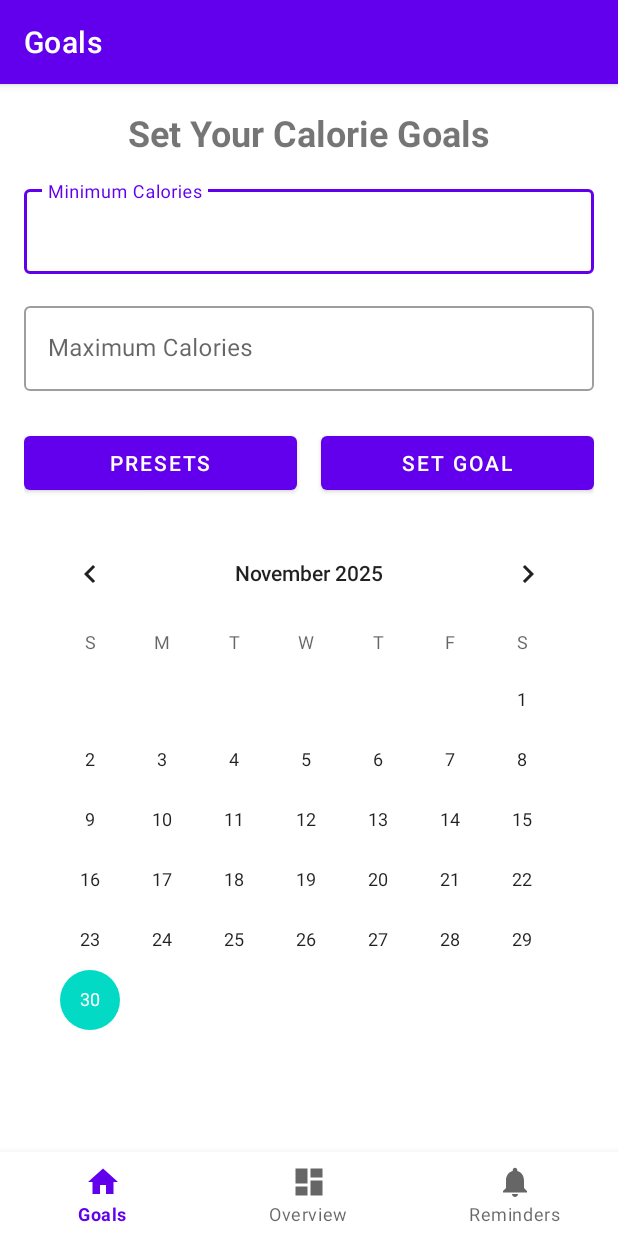
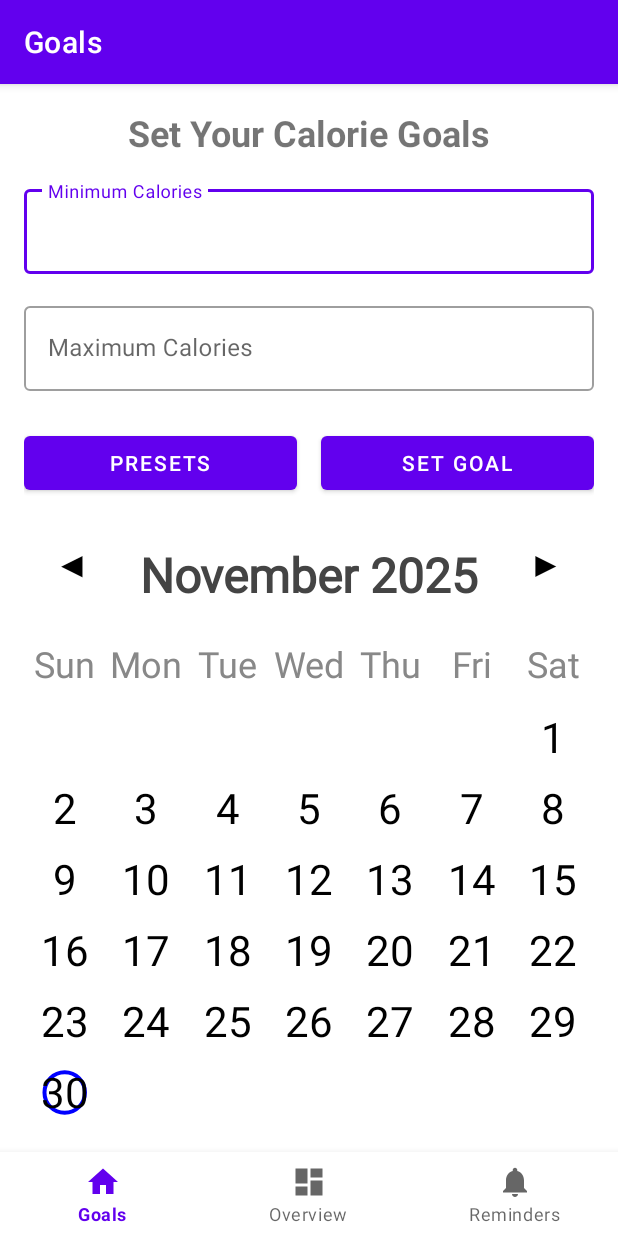
Before and after one commit to Vintouka/Calorie-Counter, an Android app: the screen it shows after launch (MainActivity), on a phone screen of 412 x 824 dp. Run offline under Robolectric (Android 15) with nearby library versions, the phone set to English and light mode, and no system bars; our stand-ins replace Room's generated code, navigation-ui.

Commit message:
Updated Goals calendar and day detail display information. Now displays colored backgrounds for goal status for previous days.

```diff
--- /dev/null
+++ b/app/src/main/java/com/example/caloriecounter/ui/Goals/CustomCalendarView.java
@@ -0,0 +1,283 @@
+package com.example.caloriecounter.ui.Goals;
+
+import android.content.Context;
+import android.graphics.Canvas;
+import android.graphics.Color;
+import android.graphics.Paint;
+import android.util.AttributeSet;
+import android.view.GestureDetector;
+import android.view.MotionEvent;
+import android.view.View;
+
+import androidx.annotation.Nullable;
+
+import java.text.SimpleDateFormat;
+import java.util.Calendar;
+import java.util.Locale;
+import java.util.Map;
+import java.util.Set;
+
+public class CustomCalendarView extends View {
+    private Paint textPaint;
+    private Paint circlePaint;
+    private Paint outlinePaint;
+    private Paint headerPaint;
+    private Paint dayNamePaint;
+
+    private Calendar calendar;
+    private Calendar today;
+    private int displayMonth;
+    private int displayYear;
+
+    private float cellWidth;
+    private float cellHeight;
+    private float monthHeaderHeight;
+    private float dayNameHeight;
+
+    private Set<String> datesWithEntries;
+    private Map<String, Boolean> goalStatusMap;
+
+    private OnDateClickListener dateClickListener;
+    private GestureDetector gestureDetector;
+
+    private static final String[] DAYS = {"Sun", "Mon", "Tue", "Wed", "Thu", "Fri", "Sat"};
+
+    public interface OnDateClickListener {
+        void onDateClick(int year, int month, int day);
+    }
+
+    public CustomCalendarView(Context context) {
+        super(context);
+        init();
+    }
+
+    public CustomCalendarView(Context context, @Nullable AttributeSet attrs) {
+        super(context, attrs);
+        init();
+    }
+
+    private void init() {
+        // Make view clickable
+        setClickable(true);
+        setFocusable(true);
+
+        textPaint = new Paint(Paint.ANTI_ALIAS_FLAG);
+        textPaint.setColor(Color.BLACK);
+        textPaint.setTextSize(42f);
+        textPaint.setTextAlign(Paint.Align.CENTER);
+
+        circlePaint = new Paint(Paint.ANTI_ALIAS_FLAG);
+        circlePaint.setStyle(Paint.Style.FILL);
+
+        outlinePaint = new Paint(Paint.ANTI_ALIAS_FLAG);
+        outlinePaint.setStyle(Paint.Style.STROKE);
+        outlinePaint.setStrokeWidth(4f);
+        outlinePaint.setColor(Color.BLUE);
+
+        headerPaint = new Paint(Paint.ANTI_ALIAS_FLAG);
+        headerPaint.setColor(Color.DKGRAY);
+        headerPaint.setTextSize(48f);
+        headerPaint.setTextAlign(Paint.Align.CENTER);
+        headerPaint.setFakeBoldText(true);
+
+        dayNamePaint = new Paint(Paint.ANTI_ALIAS_FLAG);
+        dayNamePaint.setColor(Color.GRAY);
+        dayNamePaint.setTextSize(36f);
+        dayNamePaint.setTextAlign(Paint.Align.CENTER);
+
+        calendar = Calendar.getInstance();
+        today = Calendar.getInstance();
+        displayMonth = calendar.get(Calendar.MONTH);
+        displayYear = calendar.get(Calendar.YEAR);
+
+        monthHeaderHeight = 100f;
+        dayNameHeight = 80f;
+
+        gestureDetector = new GestureDetector(getContext(), new GestureDetector.SimpleOnGestureListener() {
+            @Override
+            public boolean onSingleTapUp(MotionEvent e) {
+                handleTap(e.getX(), e.getY());
+                return true;
+            }
+
+            @Override
+            public boolean onDown(MotionEvent e) {
+                return true;
+            }
+        });
+    }
+
+    public void setDatesWithEntries(Set<String> dates) {
+        this.datesWithEntries = dates;
+        invalidate();
+    }
+
+    public void setGoalStatusMap(Map<String, Boolean> statusMap) {
+        this.goalStatusMap = statusMap;
+        invalidate();
+    }
+
+    public void setOnDateClickListener(OnDateClickListener listener) {
+        this.dateClickListener = listener;
+    }
+
+    public void nextMonth() {
+        displayMonth++;
+        if (displayMonth > 11) {
+            displayMonth = 0;
+            displayYear++;
+        }
+        invalidate();
+    }
+
+    public void previousMonth() {
+        displayMonth--;
+        if (displayMonth < 0) {
+            displayMonth = 11;
+            displayYear--;
+        }
+        invalidate();
+    }
+
+    public void setMonth(int month, int year) {
+        displayMonth = month;
+        displayYear = year;
+        invalidate();
+    }
+
+    @Override
+    protected void onSizeChanged(int w, int h, int oldw, int oldh) {
+        super.onSizeChanged(w, h, oldw, oldh);
+        cellWidth = w / 7f;
+        // 6 rows for dates
+        cellHeight = (h - monthHeaderHeight - dayNameHeight) / 6f;
+    }
+
+    @Override
+    protected void onDraw(Canvas canvas) {
+        super.onDraw(canvas);
+
+        // Draw month/year header
+        String monthYear = new SimpleDateFormat("MMMM yyyy", Locale.getDefault())
+                .format(getCalendarForMonth().getTime());
+        canvas.drawText(monthYear, getWidth() / 2f, 70f, headerPaint);
+
+        // Draw day names
+        float dayNameY = monthHeaderHeight + 55f;
+        for (int i = 0; i < 7; i++) {
+            float x = i * cellWidth + cellWidth / 2f;
+            canvas.drawText(DAYS[i], x, dayNameY, dayNamePaint);
+        }
+
+        // Draw dates
+        Calendar cal = getCalendarForMonth();
+        cal.set(Calendar.DAY_OF_MONTH, 1);
+        int firstDayOfWeek = cal.get(Calendar.DAY_OF_WEEK) - 1;
+        int daysInMonth = cal.getActualMaximum(Calendar.DAY_OF_MONTH);
+
+        int row = 0;
+        int col = firstDayOfWeek;
+
+        for (int day = 1; day <= daysInMonth; day++) {
+            float x = col * cellWidth + cellWidth / 2f;
+            float y = monthHeaderHeight + dayNameHeight + row * cellHeight + cellHeight / 2f;
+
+            String dateStr = formatDate(displayYear, displayMonth, day);
+            boolean isToday = isSameDay(displayYear, displayMonth, day,
+                    today.get(Calendar.YEAR), today.get(Calendar.MONTH), today.get(Calendar.DAY_OF_MONTH));
+            boolean isPast = isPastDate(displayYear, displayMonth, day);
+
+            // Draw background circle for days with entries
+            if (datesWithEntries != null && datesWithEntries.contains(dateStr) && isPast) {
+                Boolean metGoal = goalStatusMap != null ? goalStatusMap.get(dateStr) : null;
+                if (metGoal != null) {
+                    circlePaint.setColor(metGoal ? Color.GREEN : Color.RED);
+                    circlePaint.setAlpha(100);
+                    float radius = Math.min(cellWidth, cellHeight) / 3.5f;
+                    canvas.drawCircle(x, y, radius, circlePaint);
+                }
+            }
+
+            // Draw outline for today
+            if (isToday) {
+                float radius = Math.min(cellWidth, cellHeight) / 3.5f;
+                canvas.drawCircle(x, y, radius, outlinePaint);
+            }
+
+            // Draw day number
+            canvas.drawText(String.valueOf(day), x, y + 15f, textPaint);
+
+            col++;
+            if (col == 7) {
+                col = 0;
+                row++;
+            }
+        }
+    }
+
+    @Override
+    public boolean onTouchEvent(MotionEvent event) {
+        return gestureDetector.onTouchEvent(event) || super.onTouchEvent(event);
+    }
+
+    private void handleTap(float x, float y) {
+        // Check if tap is in month header area (for future month/year picker)
+        if (y < monthHeaderHeight) {
+            return;
+        }
+
+        // Check if tap is in day names area
+        if (y < monthHeaderHeight + dayNameHeight) {
+            return;
+        }
+
+        int col = (int) (x / cellWidth);
+        int row = (int) ((y - monthHeaderHeight - dayNameHeight) / cellHeight);
+
+        if (row < 0 || col < 0 || col > 6 || row > 5) return;
+
+        Calendar cal = getCalendarForMonth();
+        cal.set(Calendar.DAY_OF_MONTH, 1);
+        int firstDayOfWeek = cal.get(Calendar.DAY_OF_WEEK) - 1;
+        int daysInMonth = cal.getActualMaximum(Calendar.DAY_OF_MONTH);
+
+        int dayNumber = row * 7 + col - firstDayOfWeek + 1;
+
+        if (dayNumber > 0 && dayNumber <= daysInMonth && dateClickListener != null) {
+            dateClickListener.onDateClick(displayYear, displayMonth, dayNumber);
+        }
+    }
+
+    private Calendar getCalendarForMonth() {
+        Calendar cal = Calendar.getInstance();
+        cal.set(Calendar.YEAR, displayYear);
+        cal.set(Calendar.MONTH, displayMonth);
+        cal.set(Calendar.DAY_OF_MONTH, 1);
+        return cal;
+    }
+
+    private boolean isSameDay(int year1, int month1, int day1, int year2, int month2, int day2) {
+        return year1 == year2 && month1 == month2 && day1 == day2;
+    }
+
+    private boolean isPastDate(int year, int month, int day) {
+        Calendar cal = Calendar.getInstance();
+        cal.set(Calendar.YEAR, year);
+        cal.set(Calendar.MONTH, month);
+        cal.set(Calendar.DAY_OF_MONTH, day);
+        cal.set(Calendar.HOUR_OF_DAY, 23);
+        cal.set(Calendar.MINUTE, 59);
+        cal.set(Calendar.SECOND, 59);
+
+        return cal.before(today);
+    }
+
+    private String formatDate(int year, int month, int day) {
+        Calendar cal = Calendar.getInstance();
+        cal.set(Calendar.YEAR, year);
+        cal.set(Calendar.MONTH, month);
+        cal.set(Calendar.DAY_OF_MONTH, day);
+        SimpleDateFormat sdf = new SimpleDateFormat("yyyy-MM-dd", Locale.getDefault());
+        return sdf.format(cal.getTime());
+    }
+}
--- a/app/src/main/java/com/example/caloriecounter/ui/Goals/GoalsFragment.java
+++ b/app/src/main/java/com/example/caloriecounter/ui/Goals/GoalsFragment.java
@@ -3,14 +3,11 @@ package com.example.caloriecounter.ui.Goals;
 import android.app.AlertDialog;
 import android.content.Context;
 import android.content.SharedPreferences;
-import android.graphics.Color;
 import android.os.Bundle;
 import android.view.LayoutInflater;
 import android.view.View;
 import android.view.ViewGroup;
-import android.widget.CalendarView;
-import android.widget.LinearLayout;
-import android.widget.TextView;
+import android.widget.FrameLayout;
 import android.widget.Toast;
 
 import androidx.annotation.NonNull;
@@ -20,15 +17,14 @@ import androidx.fragment.app.Fragment;
 import com.example.caloriecounter.R;
 import com.example.caloriecounter.data.database.AppDatabase;
 import com.example.caloriecounter.data.database.CalorieEntryDao;
-import com.example.caloriecounter.data.database.CalorieEntryEntity;
 import com.example.caloriecounter.databinding.FragmentGoalsBinding;
 import com.example.caloriecounter.utils.DateUtils;
+import com.google.android.material.bottomnavigation.BottomNavigationView;
 
 import java.util.ArrayList;
 import java.util.HashMap;
 import java.util.HashSet;
 import java.util.List;
-import java.util.Locale;
 import java.util.Map;
 import java.util.Objects;
 import java.util.Set;
@@ -42,6 +38,9 @@ public class GoalsFragment extends Fragment {
     private ExecutorService executorService;
     private Set<String> datesWithEntries = new HashSet<>();
     private Map<String, Boolean> goalStatusMap = new HashMap<>();
+    private CustomCalendarView customCalendarView;
+    private View goalsMainContent;
+    private FrameLayout fragmentContainer;
 
     @Override
     public void onCreate(@Nullable Bundle savedInstanceState) {
@@ -64,12 +63,20 @@ public class GoalsFragment extends Fragment {
                     int minGoal = prefs.getInt("min_goal", 0);
                     int maxGoal = prefs.getInt("max_goal", 0);
 
+                    goalStatusMap.clear();
                     for (String date : dates) {
                         double total = dao.getTotalCaloriesForDate(date);
                         boolean metGoal = minGoal > 0 && maxGoal > 0 &&
                                 total >= minGoal && total <= maxGoal;
                         goalStatusMap.put(date, metGoal);
                     }
+
+                    requireActivity().runOnUiThread(() -> {
+                        if (customCalendarView != null) {
+                            customCalendarView.setDatesWithEntries(datesWithEntries);
+                            customCalendarView.setGoalStatusMap(goalStatusMap);
+                        }
+                    });
                 });
             }
         });
@@ -82,11 +89,79 @@ public class GoalsFragment extends Fragment {
                              @Nullable Bundle savedInstanceState) {
         binding = FragmentGoalsBinding.inflate(inflater, container, false);
 
-        CalendarView calendarView = binding.calendarView;
+        goalsMainContent = binding.goalsMainContent;
+        fragmentContainer = binding.fragmentContainer;
 
-        // Handle date selection
-        calendarView.setOnDateChangeListener((view, year, month, dayOfMonth) -> {
-            String selectedDate = DateUtils.formatDate(year, month, dayOfMonth);
+        // Setup custom calendar
+        setupCustomCalendar();
+
+        return binding.getRoot();
+    }
+
+    @Override
+    public void onViewCreated(@NonNull View view, @Nullable Bundle savedInstanceState) {
+        super.onViewCreated(view, savedInstanceState);
+
+        loadSavedGoals();
+        binding.btnPresets.setOnClickListener(v -> showPresetsDialog());
+        binding.btnSetGoal.setOnClickListener(v -> saveGoals());
+
+        // Handle Goals tab reselection to dismiss DayDetail
+        setupNavigationReselectionListener();
+    }
+
+    private void setupNavigationReselectionListener() {
+        // Get the bottom navigation view from the activity
+        if (getActivity() != null) {
+            View bottomNav = getActivity().findViewById(R.id.nav_view);
+            if (bottomNav instanceof BottomNavigationView) {
+                BottomNavigationView navView =
+                        (BottomNavigationView) bottomNav;
+
+                navView.setOnItemReselectedListener(item -> {
+                    if (item.getItemId() == R.id.navigation_dashboard) { // Assuming Goals is navigation_dashboard
+                        // If DayDetail is showing, hide it
+                        if (fragmentContainer != null && fragmentContainer.getVisibility() == View.VISIBLE) {
+                            while (getChildFragmentManager().getBackStackEntryCount() > 0) {
+                                getChildFragmentManager().popBackStackImmediate();
+                            }
+                            goalsMainContent.setVisibility(View.VISIBLE);
+                            fragmentContainer.setVisibility(View.GONE);
+                        }
+                    }
+                });
+            }
+        }
+    }
+
+    @Override
+    public void onResume() {
+        super.onResume();
+
+        // Listen for back stack changes
+        getChildFragmentManager().addOnBackStackChangedListener(() -> {
+            if (getChildFragmentManager().getBackStackEntryCount() == 0) {
+                goalsMainContent.setVisibility(View.VISIBLE);
+                fragmentContainer.setVisibility(View.GONE);
+            }
+        });
+    }
+
+    private void setupCustomCalendar() {
+        customCalendarView = new CustomCalendarView(requireContext());
+        customCalendarView.setLayoutParams(new FrameLayout.LayoutParams(
+                FrameLayout.LayoutParams.MATCH_PARENT,
+                FrameLayout.LayoutParams.MATCH_PARENT
+        ));
+
+        binding.customCalendarContainer.addView(customCalendarView);
+
+        // Set initial data if already loaded
+        customCalendarView.setDatesWithEntries(datesWithEntries);
+        customCalendarView.setGoalStatusMap(goalStatusMap);
+
+        customCalendarView.setOnDateClickListener((year, month, day) -> {
+            String selectedDate = DateUtils.formatDate(year, month, day);
 
             if (DateUtils.isFutureDate(selectedDate)) {
                 Toast.makeText(getContext(), "No data for future dates", Toast.LENGTH_SHORT).show();
@@ -98,92 +173,25 @@ public class GoalsFragment extends Fragment {
                 return;
             }
 
-            // Navigate to full screen fragment
-            DayDetailFragment fragment = DayDetailFragment.newInstance(selectedDate);
-            requireActivity().getSupportFragmentManager()
-                    .beginTransaction()
-                    .replace(R.id.nav_host_fragment_activity_main, fragment)
-                    .addToBackStack(null)
-                    .commit();
+            // Show DayDetailFragment
+            showDayDetail(selectedDate);
         });
 
-        return binding.getRoot();
+        // Setup navigation buttons
+        binding.btnPrevMonth.setOnClickListener(v -> customCalendarView.previousMonth());
+        binding.btnNextMonth.setOnClickListener(v -> customCalendarView.nextMonth());
     }
 
-    @Override
-    public void onViewCreated(@NonNull View view, @Nullable Bundle savedInstanceState) {
-        super.onViewCreated(view, savedInstanceState);
+    private void showDayDetail(String date) {
+        goalsMainContent.setVisibility(View.GONE);
+        fragmentContainer.setVisibility(View.VISIBLE);
 
-        loadSavedGoals();
-        binding.btnPresets.setOnClickListener(v -> showPresetsDialog());
-        binding.btnSetGoal.setOnClickListener(v -> saveGoals());
-    }
-
-    private void showEntriesForDate(String date) {
-        executorService.execute(() -> {
-            List<CalorieEntryEntity> entries = dao.getEntriesForDateSync(date);
-            double totalCalories = dao.getTotalCaloriesForDate(date);
-
-            SharedPreferences prefs = requireActivity()
-                    .getSharedPreferences("CalorieGoals", Context.MODE_PRIVATE);
-            int minGoal = prefs.getInt("min_goal", 0);
-            int maxGoal = prefs.getInt("max_goal", 0);
-
-            requireActivity().runOnUiThread(() -> {
-                AlertDialog.Builder builder = new AlertDialog.Builder(requireContext());
-                builder.setTitle("Entries for " + date);
-
-                // Create custom view for dialog
-                LinearLayout layout = new LinearLayout(requireContext());
-                layout.setOrientation(LinearLayout.VERTICAL);
-                layout.setPadding(50, 20, 50, 20);
-
-                // Show goal status
-                if (minGoal > 0 && maxGoal > 0) {
-                    TextView goalStatus = new TextView(requireContext());
-                    boolean metGoal = totalCalories >= minGoal && totalCalories <= maxGoal;
-                    goalStatus.setText(metGoal ? "✓ Goal Met" : "✗ Goal Not Met");
-                    goalStatus.setTextColor(metGoal ? Color.GREEN : Color.RED);
-                    goalStatus.setTextSize(18);
-                    goalStatus.setPadding(0, 0, 0, 20);
-                    layout.addView(goalStatus);
-
-                    TextView goalRange = new TextView(requireContext());
-                    goalRange.setText(String.format(Locale.getDefault(),
-                            "Goal: %d - %d kcal", minGoal, maxGoal));
-                    goalRange.setTextSize(14);
-                    goalRange.setPadding(0, 0, 0, 10);
-                    layout.addView(goalRange);
-                }
-
-                // Show total
-                TextView totalView = new TextView(requireContext());
-                totalView.setText(String.format(Locale.getDefault(),
-                        "Total: %.0f kcal", totalCalories));
-                totalView.setTextSize(16);
-                totalView.setTypeface(null, android.graphics.Typeface.BOLD);
-                totalView.setPadding(0, 0, 0, 20);
-                layout.addView(totalView);
-
-                // Show entries
-                for (CalorieEntryEntity entry : entries) {
-                    TextView entryView = new TextView(requireContext());
-                    entryView.setText(String.format(Locale.getDefault(),
-                            "%s: %.1f × %.0f = %.0f kcal",
-                            entry.getName(),
-                            entry.getQuantity(),
-                            entry.getCaloriesPerUnit(),
-                            entry.getTotalCalories()));
-                    entryView.setTextSize(14);
-                    entryView.setPadding(0, 5, 0, 5);
-                    layout.addView(entryView);
-                }
-
-                builder.setView(layout);
-                builder.setPositiveButton("Close", null);
-                builder.show();
-            });
-        });
+        DayDetailFragment fragment = DayDetailFragment.newInstance(date);
+        getChildFragmentManager()
+                .beginTransaction()
+                .replace(R.id.fragmentContainer, fragment)
+                .addToBackStack(null)
+                .commit();
     }
 
     private void initializePresets() {
@@ -288,6 +296,23 @@ public class GoalsFragment extends Fragment {
                 "Goals saved successfully!",
                 Toast.LENGTH_SHORT
         ).show();
+
+        // Recalculate goal status for all dates with new goals
+        executorService.execute(() -> {
+            goalStatusMap.clear();
+            for (String date : datesWithEntries) {
+                double total = dao.getTotalCaloriesForDate(date);
+                boolean metGoal = minGoal > 0 && maxGoal > 0 &&
+                        total >= minGoal && total <= maxGoal;
+                goalStatusMap.put(date, metGoal);
+            }
+
+            requireActivity().runOnUiThread(() -> {
+                if (customCalendarView != null) {
+                    customCalendarView.setGoalStatusMap(goalStatusMap);
+                }
+            });
+        });
     }
 
     @Override
--- a/app/src/main/res/layout/fragment_goals.xml
+++ b/app/src/main/res/layout/fragment_goals.xml
@@ -5,7 +5,9 @@
     android:layout_width="match_parent"
     android:layout_height="match_parent"
     tools:context=".ui.Goals.GoalsFragment">
+
     <androidx.constraintlayout.widget.ConstraintLayout
+        android:id="@+id/goalsMainContent"
         android:layout_width="match_parent"
         android:layout_height="match_parent"
         android:padding="16dp">
@@ -84,12 +86,59 @@
             app:layout_constraintStart_toEndOf="@id/btnPresets"
             app:layout_constraintEnd_toEndOf="parent"/>
 
-        <CalendarView
-            android:id="@+id/calendarView"
+        <RelativeLayout
+            android:id="@+id/calendarWrapper"
             android:layout_width="match_parent"
-            android:layout_height="wrap_content"
+            android:layout_height="0dp"
             android:layout_marginTop="16dp"
-            android:layout_gravity="center"
-            app:layout_constraintTop_toBottomOf="@id/btnPresets" />
+            app:layout_constraintTop_toBottomOf="@id/btnPresets"
+            app:layout_constraintBottom_toBottomOf="parent"
+            app:layout_constraintStart_toStartOf="parent"
+            app:layout_constraintEnd_toEndOf="parent">
+
+            <FrameLayout
+                android:id="@+id/customCalendarContainer"
+                android:layout_width="match_parent"
+                android:layout_height="match_parent"/>
+
+            <!-- Navigation buttons overlay -->
+            <Button
+                android:id="@+id/btnPrevMonth"
+                android:layout_width="48dp"
+                android:layout_height="48dp"
+                android:layout_alignParentStart="true"
+                android:layout_alignParentTop="true"
+                android:layout_marginTop="0dp"
+                android:layout_marginStart="8dp"
+                android:text="@string/left_arrow"
+                android:textSize="24sp"
+                android:textColor="@android:color/black"
+                android:background="@android:color/transparent"
+                android:elevation="4dp"
+                style="?attr/borderlessButtonStyle"/>
+
+            <Button
+                android:id="@+id/btnNextMonth"
+                android:layout_width="48dp"
+                android:layout_height="48dp"
+                android:layout_alignParentEnd="true"
+                android:layout_alignParentTop="true"
+                android:layout_marginTop="0dp"
+                android:layout_marginEnd="8dp"
+                android:text="@string/right_arrow"
+                android:textSize="24sp"
+                android:textColor="@android:color/black"
+                android:background="@android:color/transparent"
+                android:elevation="4dp"
+                style="?attr/borderlessButtonStyle"/>
+
+        </RelativeLayout>
     </androidx.constraintlayout.widget.ConstraintLayout>
+
+    <!-- Container for DayDetailFragment -->
+    <FrameLayout
+        android:id="@+id/fragmentContainer"
+        android:layout_width="match_parent"
+        android:layout_height="match_parent"
+        android:visibility="gone"/>
 </FrameLayout>
--- a/app/src/main/res/values/strings.xml
+++ b/app/src/main/res/values/strings.xml
@@ -42,4 +42,7 @@
     <string name="Hourly_Goal">Hourly Goal</string>
     <string name="entries_label">Entries:</string>
     <string name="ic_arrow_back">Back</string>
+    <string name="total_for_this_day">Total for this day</string>
+    <string name="left_arrow">◀</string>
+    <string name="right_arrow">▶</string>
 </resources>
```
Also changed, not shown: app/src/main/java/com/example/caloriecounter/ui/Goals/DayDetailFragment.java (+44 -20 lines), app/src/main/res/layout/fragment_day_detail.xml (+75 -30 lines).
